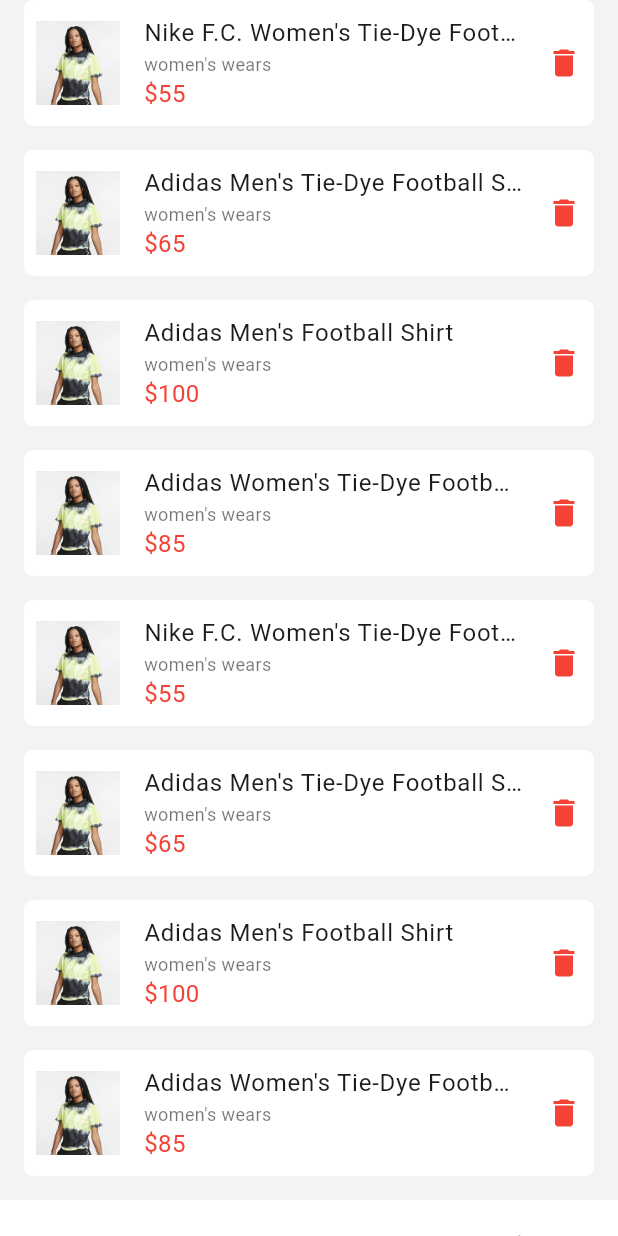
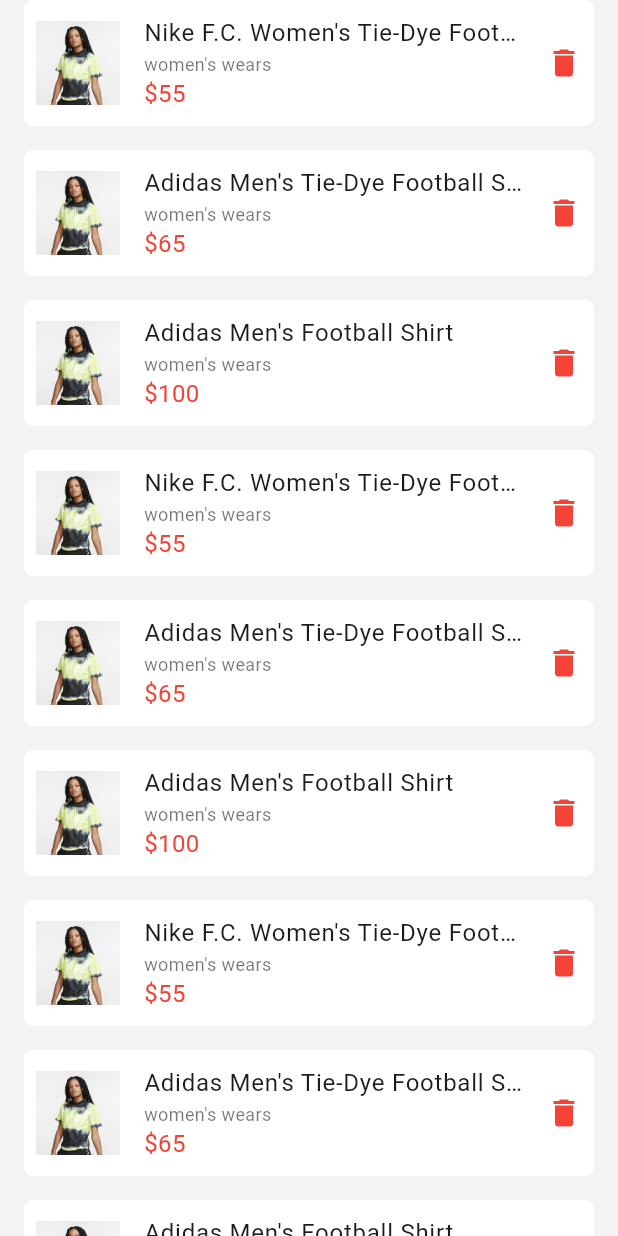
Before and after one commit to holumuyiwa-emnac/store-app, a Flutter app: the CartPage screen opened directly, on a phone screen of 412 x 824 dp. Run offline on Flutter 3.47's test engine with Material 3 defaults, Android fonts, the phone set to English and light mode, and no system bars; network calls fail.

Commit message:
"Refactored CartPage to use Cart model, updated UI components and layouts in CartPage, HomePage, and product cards."

```diff
--- a/lib/Pages/cart_page.dart
+++ b/lib/Pages/cart_page.dart
@@ -4,14 +4,36 @@ import 'package:flutter/material.dart';
 import '../Pages/product_page.dart';
 import '../components/cart_card.dart';
 
-class CartPage extends StatefulWidget {
-  const CartPage({super.key});
+class Cart {
+  final int id;
+  final String title;
+  final double price;
+  final String description;
+  final String image;
 
-  @override
-  State<CartPage> createState() => _CartPageState();
+  Cart({
+    required this.id,
+    required this.title,
+    required this.price,
+    required this.description,
+    required this.image,
+  });
+
+  // Factory constructor to create a Product object from JSON data
+  factory Cart.fromJson(Map<String, dynamic> json) {
+    return Cart(
+      id: json['id'],
+      title: json['title'],
+      price: json['price'].toDouble(),
+      description: json['description'],
+      image: json['image'],
+    );
+  }
 }
 
-class _CartPageState extends State<CartPage> {
+class CartPage extends StatelessWidget {
+  CartPage({super.key});
+
   final List cart = [
     {
       'name': "Nike F.C. Women's Tie-Dye Football Shirt",
@@ -29,12 +51,6 @@ class _CartPageState extends State<CartPage> {
       'name': "Adidas Men's Football Shirt",
       'image': 'product.png',
       'price': 100,
-      'category': "women's wears"
-    },
-    {
-      'name': "Adidas Women's Tie-Dye Football Shirt",
-      'image': 'product.png',
-      'price': 85,
       'category': "women's wears"
     },
     {
@@ -56,9 +72,21 @@ class _CartPageState extends State<CartPage> {
       'category': "women's wears"
     },
     {
-      'name': "Adidas Women's Tie-Dye Football Shirt",
+      'name': "Nike F.C. Women's Tie-Dye Football Shirt",
       'image': 'product.png',
-      'price': 85,
+      'price': 55,
+      'category': "women's wears"
+    },
+    {
+      'name': "Adidas Men's Tie-Dye Football Shirt",
+      'image': 'product.png',
+      'price': 65,
+      'category': "women's wears"
+    },
+    {
+      'name': "Adidas Men's Football Shirt",
+      'image': 'product.png',
+      'price': 100,
       'category': "women's wears"
     },
   ];
@@ -79,10 +107,11 @@ class _CartPageState extends State<CartPage> {
       backgroundColor: Color.fromARGB(255, 243, 243, 243),
       body: ListView(
         children: [
-          SingleChildScrollView(
-            padding: EdgeInsets.fromLTRB(16, 0, 16, 0),
-            child: SizedBox(
+          Expanded(
+            child: Padding(
+              padding: EdgeInsets.only(left: 16, right: 16),
               child: ListView.builder(
+                physics: ScrollPhysics(),
                 shrinkWrap: true,
                 itemCount: cart.length,
                 itemBuilder: (BuildContext context, int index) {
@@ -104,7 +133,8 @@ class _CartPageState extends State<CartPage> {
                     ),
                   );
                 },
-            )),
+              ),
+            ),
           ),
           Container(
             padding: EdgeInsets.all(20),
--- a/lib/components/product_card.dart
+++ b/lib/components/product_card.dart
@@ -33,7 +33,7 @@ class ProductCard extends StatelessWidget {
             productImage,
             height: 158,
             width: 132,
-            fit: BoxFit.fill,
+            fit: BoxFit.cover,
             errorBuilder: (context, error, stackTrace) {
               return Container(
                   height: 158,
--- a/lib/components/product_card_big.dart
+++ b/lib/components/product_card_big.dart
@@ -33,7 +33,7 @@ class ProductCardBig extends StatelessWidget {
             productImage,
             height: 188,
             width: 162,
-            fit: BoxFit.fill,
+            fit: BoxFit.fitWidth,
             errorBuilder: (context, error, stackTrace) {
               return Container(
                   height: 188,
```
Also changed, not shown: lib/Pages/home_page.dart (+31 -3 lines). Lines whose indentation alone changed are shown as unchanged.
